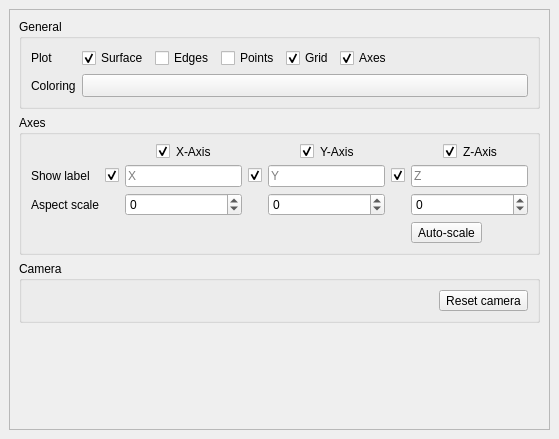
This is enmapbox/coreapps/spectralsurfaceplottingapp/spectralsurfaceplottingsettingsdockwidget.ui in EnMAP-Box/enmap-box as Qt 5 draws it before an edit. The edited form follows.
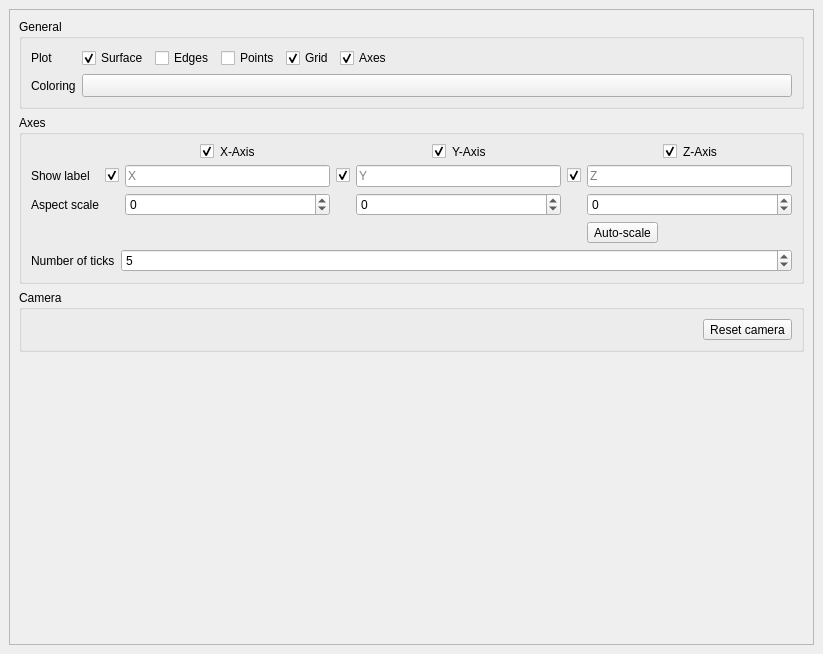
This is the edited form. Custom widgets are drawn as their Qt base class.

```diff
--- a/enmapbox/coreapps/spectralsurfaceplottingapp/spectralsurfaceplottingsettingsdockwidget.ui
+++ b/enmapbox/coreapps/spectralsurfaceplottingapp/spectralsurfaceplottingsettingsdockwidget.ui
@@ -6,8 +6,8 @@
    <rect>
     <x>0</x>
     <y>0</y>
-    <width>559</width>
-    <height>439</height>
+    <width>823</width>
+    <height>654</height>
    </rect>
   </property>
   <property name="features">
@@ -28,8 +28,8 @@
         <rect>
          <x>0</x>
          <y>0</y>
-         <width>537</width>
-         <height>393</height>
+         <width>801</width>
+         <height>608</height>
         </rect>
        </property>
        <layout class="QVBoxLayout" name="verticalLayout_7">
@@ -450,6 +450,30 @@
              </item>
             </layout>
            </item>
+           <item>
+            <layout class="QFormLayout" name="formLayout">
+             <item row="0" column="0">
+              <widget class="QLabel" name="label_9">
+               <property name="text">
+                <string>Number of ticks</string>
+               </property>
+              </widget>
+             </item>
+             <item row="0" column="1">
+              <widget class="QSpinBox" name="mNTicks">
+               <property name="minimum">
+                <number>0</number>
+               </property>
+               <property name="maximum">
+                <number>100</number>
+               </property>
+               <property name="value">
+                <number>5</number>
+               </property>
+              </widget>
+             </item>
+            </layout>
+           </item>
           </layout>
          </widget>
         </item>
```
